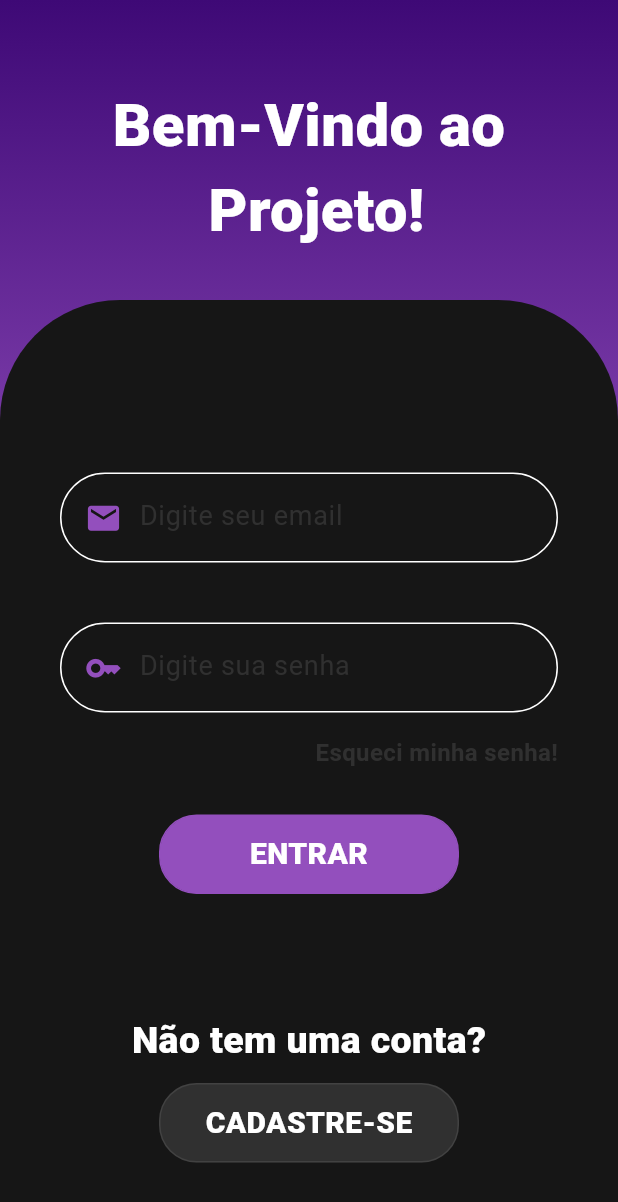
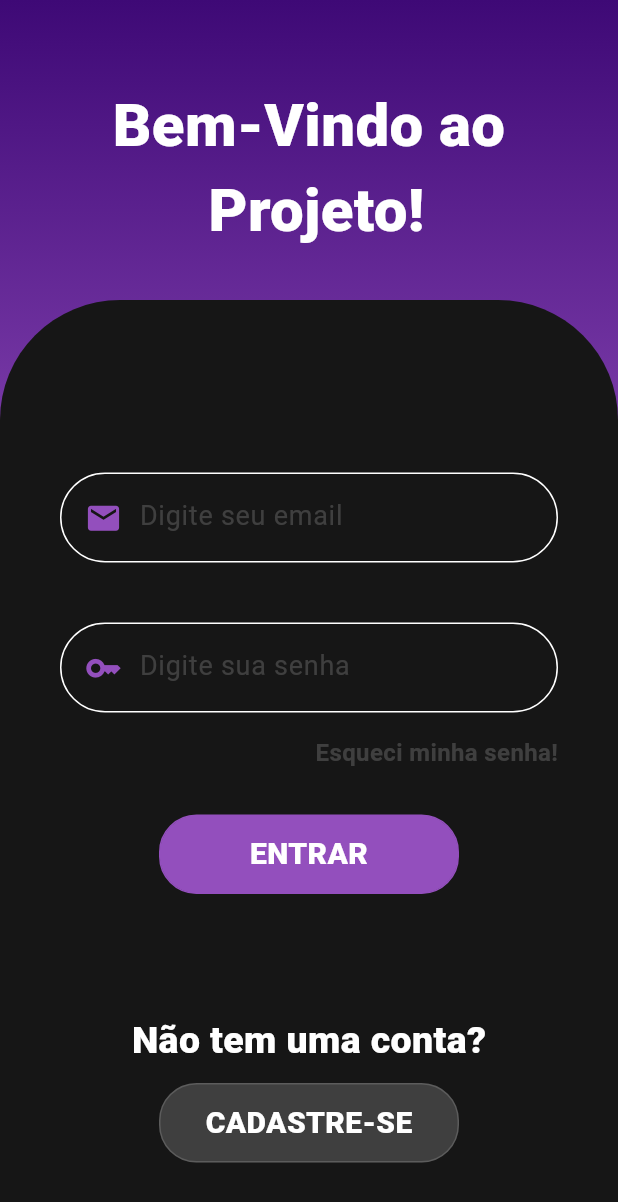
Before and after one commit to gabbwxhz/culture-app, a Flutter app: the screen it shows after launch, after a tap on "ENTRAR", on a phone screen of 412 x 824 dp. Shown: the top 1202 px of the screen. Run offline on Flutter 3.47's test engine with Material 3 defaults, Android fonts, the phone set to English and light mode, and no system bars; generated files the repository leaves out were written again.

Commit message:
alterado cores em GlobalColors

```diff
--- a/lib/utils/global.colors.dart
+++ b/lib/utils/global.colors.dart
@@ -4,5 +4,5 @@ class GlobalColors {
   static const mainColor = Color(0xFF934FBD);
   static const white = Color(0xFFFFFFFF);
   static const black = Color(0xFF161616);
-  static const hintTextColor = Color.fromRGBO(107, 107, 107, 0.301);
+  static const hintTextColor = Color.fromRGBO(160, 160, 160, 0.294);
 }
```
